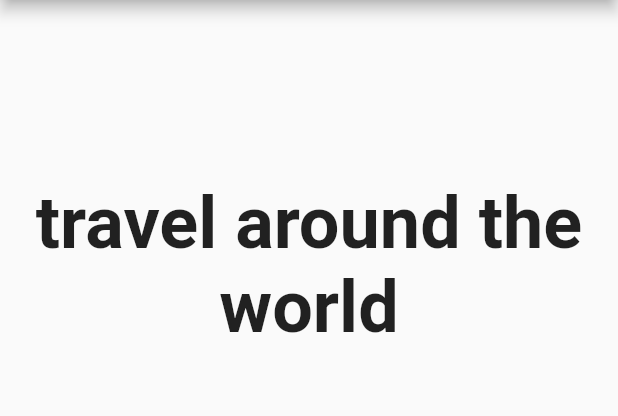
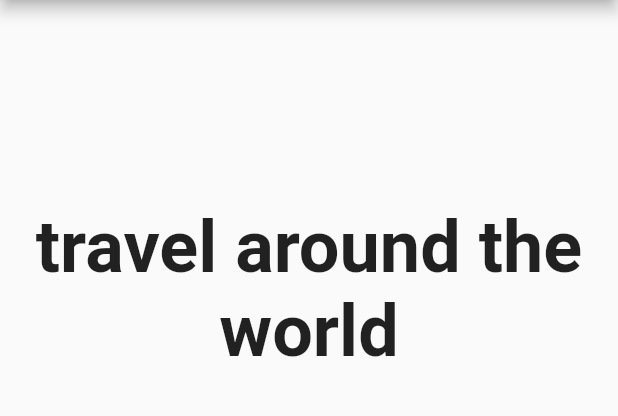
Before and after one commit to luc-vocab/AnkiReview_ui, a Flutter app: the screen it shows after launch, on a phone screen of 412 x 824 dp, the part 84-500 px from its top. Run offline on Flutter 3.47's test engine with Material 2 defaults, Android fonts, the phone set to English and light mode, and no system bars.

Commit message:
remove dead code

```diff
--- a/lib/main.dart
+++ b/lib/main.dart
@@ -27,6 +27,7 @@ class CardState extends State<Card> with SingleTickerProviderStateMixin {
   var _dragStartOffset;
 
   var _fontSize = 48.0;
+  var _padding = 0.0;
 
   initState() {
     super.initState();
@@ -36,7 +37,7 @@ class CardState extends State<Card> with SingleTickerProviderStateMixin {
   @override
   Widget build(BuildContext context) {
     Widget question = Container(
-        padding:  EdgeInsets.only(bottom: 32.0),
+        padding:  EdgeInsets.only(bottom: _padding),
         child: Center (
             child: Text(
               "travel around the world",
@@ -50,7 +51,7 @@ class CardState extends State<Card> with SingleTickerProviderStateMixin {
     );
 
     Widget answer = Container(
-        padding:  EdgeInsets.only(top: 32.0),
+        padding:  EdgeInsets.only(top: _padding),
         child: Text(
           "wàan jàu sâi gâai 環遊世界",
           style: TextStyle(
@@ -81,66 +82,7 @@ class CardState extends State<Card> with SingleTickerProviderStateMixin {
       ]
     );
 
-    return Scaffold(
-      appBar: AppBar(
-        title: Text('AnkiReview'),
-      ),
-      body:  Container(
-          child:card
-      ),
-    );
-
-    /*
-    var child = GestureDetector(
-        onTap: () {
-            controller.reset();
-        },
-        onVerticalDragUpdate: (data) {
-          // print(data);
-          var currentOffset = data.globalPosition;
-          var travel = _dragStartOffset - currentOffset;
-          // print(travel);
-
-          if(travel.dy <0 )
-          {
-            return;
-          }
-
-          // cannot be lower than zero
-          var travelY = max<double>(0.0, travel.dy);
-          // cannot be higher than 100
-          travelY = min<double>(200.0, travelY);
-
-          var animationPosition = travelY / 200.0;
-          controller.value = animationPosition;
-        },
-        onVerticalDragEnd: (data) {
-          if(controller.value > 0.50) {
-            // make the animation continue on its own
-            controller.forward();
-          } else {
-            // go back the other way
-            controller.reverse();
-          }
-        },
-        onVerticalDragStart: (data) {
-          //print(data);
-          _dragStartOffset = data.globalPosition;
-        },
-        child: Scaffold(
-          appBar: AppBar(
-            title: Text('AnkiReview'),
-          ),
-          body:  Container(
-              child:Column(
-                children: children,
-              )
-          ),
-        )
-
-    );
-    */
-
+    return card;
 
   }
 }
@@ -151,7 +93,14 @@ class MyApp extends StatelessWidget {
 
     return MaterialApp(
       title: 'Flutter Demo',
-      home: Card(),
+      home: Scaffold(
+        appBar: AppBar(
+          title: Text('AnkiReview'),
+        ),
+        body:  Container(
+            child:Card()
+        ),
+      ),
     );
   }
 }
```
